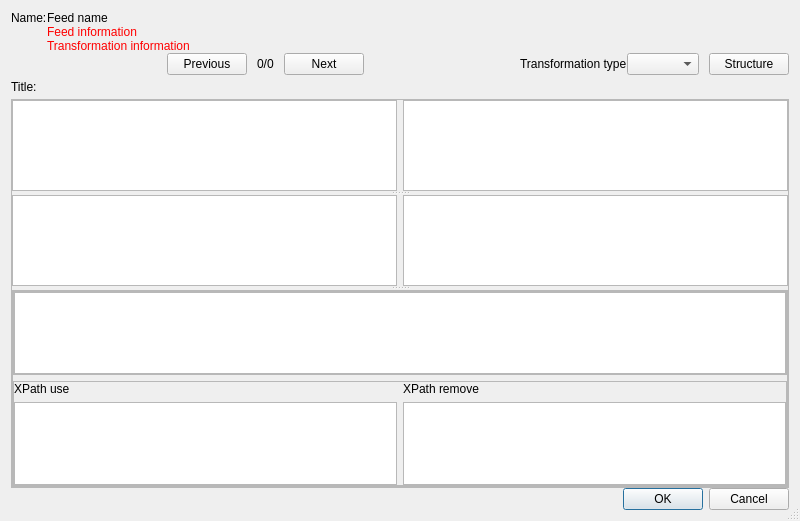
The window that plugins/FeedReader/gui/PreviewFeedDialog.ui (RetroShare/RetroShare) describes before a commit, drawn with Qt 5.
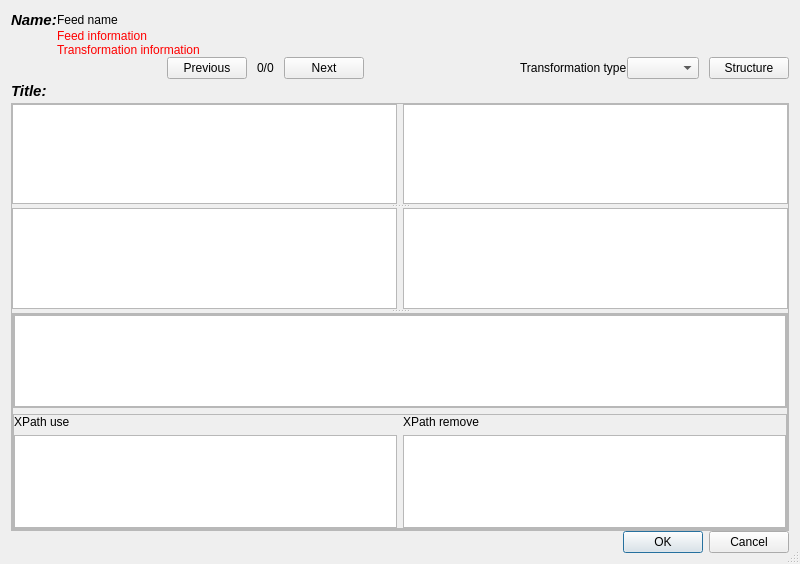
The same window after the commit. Custom widgets are drawn as their Qt base class.

What changed in the file:
```diff
--- a/plugins/FeedReader/gui/PreviewFeedDialog.ui
+++ b/plugins/FeedReader/gui/PreviewFeedDialog.ui
@@ -7,7 +7,7 @@
     <x>0</x>
     <y>0</y>
     <width>800</width>
-    <height>521</height>
+    <height>564</height>
    </rect>
   </property>
   <property name="windowTitle">
@@ -57,6 +57,14 @@
             <verstretch>0</verstretch>
            </sizepolicy>
           </property>
+          <property name="font">
+           <font>
+            <pointsize>11</pointsize>
+            <weight>75</weight>
+            <italic>true</italic>
+            <bold>true</bold>
+           </font>
+          </property>
           <property name="text">
            <string>Name:</string>
           </property>
@@ -324,6 +332,14 @@
             <verstretch>0</verstretch>
            </sizepolicy>
           </property>
+          <property name="font">
+           <font>
+            <pointsize>11</pointsize>
+            <weight>75</weight>
+            <italic>true</italic>
+            <bold>true</bold>
+           </font>
+          </property>
           <property name="text">
            <string>Title:</string>
           </property>
@@ -577,6 +593,11 @@
   <zorder>buttonBox</zorder>
  </widget>
  <customwidgets>
+  <customwidget>
+   <class>RSComboBox</class>
+   <extends>QComboBox</extends>
+   <header>gui/common/RSComboBox.h</header>
+  </customwidget>
   <customwidget>
    <class>RSPlainTextEdit</class>
    <extends>QPlainTextEdit</extends>
```
Left out of the diff: 21 changed lines with no effect on the pictures.
